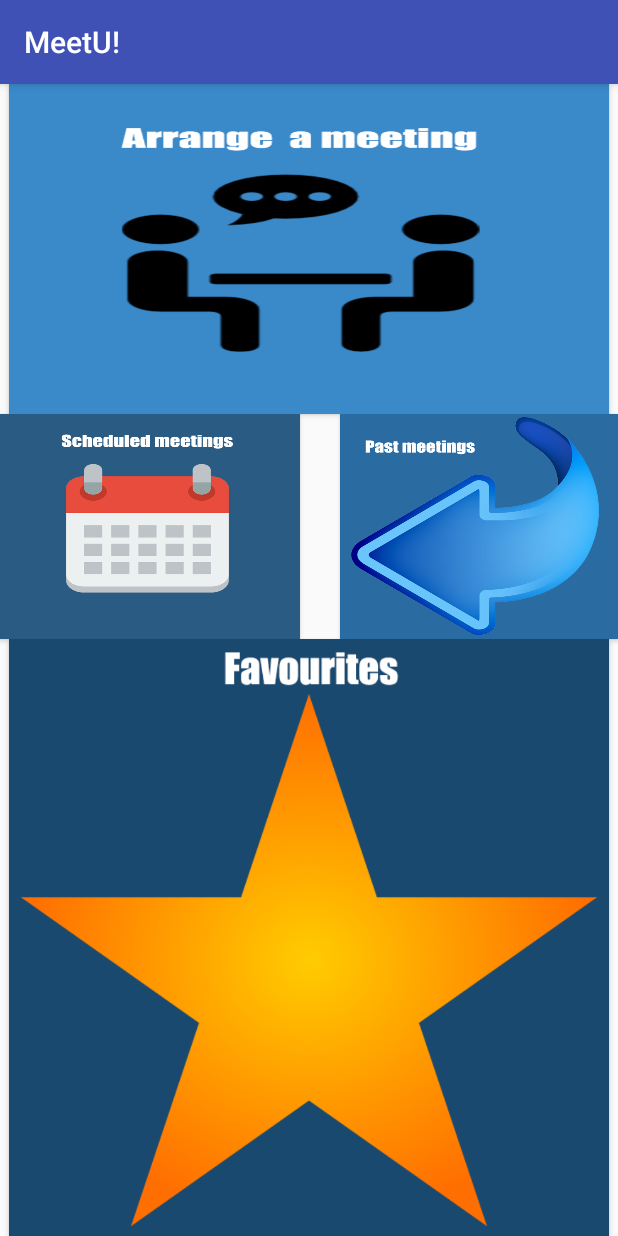
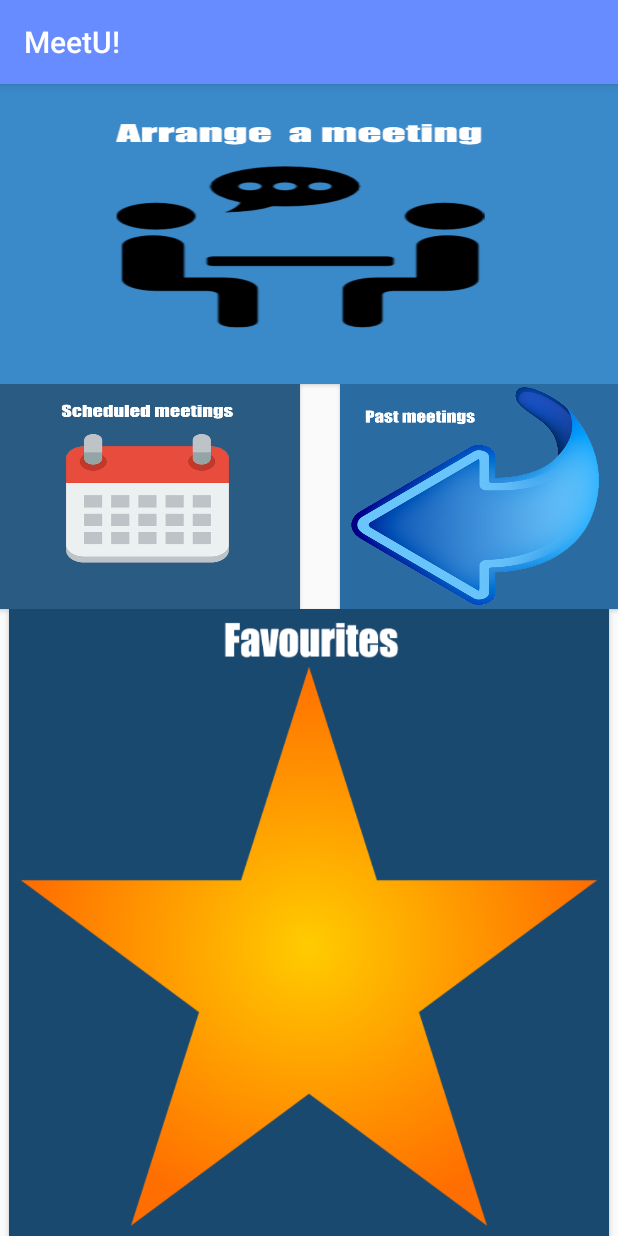
Before and after one commit to Yamsie/MeetingPlanner, an Android app: the screen it shows after launch (Menu), on a phone screen of 412 x 824 dp. Run offline under Robolectric (Android 15) with nearby library versions, the phone set to English and light mode, and no system bars.

Commit message:
got rid of music fixed main menu resolution landscape works i am an xml god james' zipper is down shhhhhh

```diff
--- a/app/src/main/res/layout/content_menu.xml
+++ b/app/src/main/res/layout/content_menu.xml
@@ -14,8 +14,8 @@
     tools:showIn="@layout/activity_menu">
 
     <Button
-        android:layout_width="400dp"
-        android:layout_height="220dp"
+        android:layout_width="4000dp"
+        android:layout_height="200dp"
         android:id="@+id/arrange"
         android:background = "@drawable/aam"
         android:adjustViewBounds="true"
--- a/app/src/main/res/values/colors.xml
+++ b/app/src/main/res/values/colors.xml
@@ -1,6 +1,6 @@
 <?xml version="1.0" encoding="utf-8"?>
 <resources>
-    <color name="colorPrimary">#3F51B5</color>
+    <color name="colorPrimary">#668cff</color>
     <color name="colorPrimaryDark">#303F9F</color>
     <color name="colorAccent">#FF4081</color>
 </resources>
```
